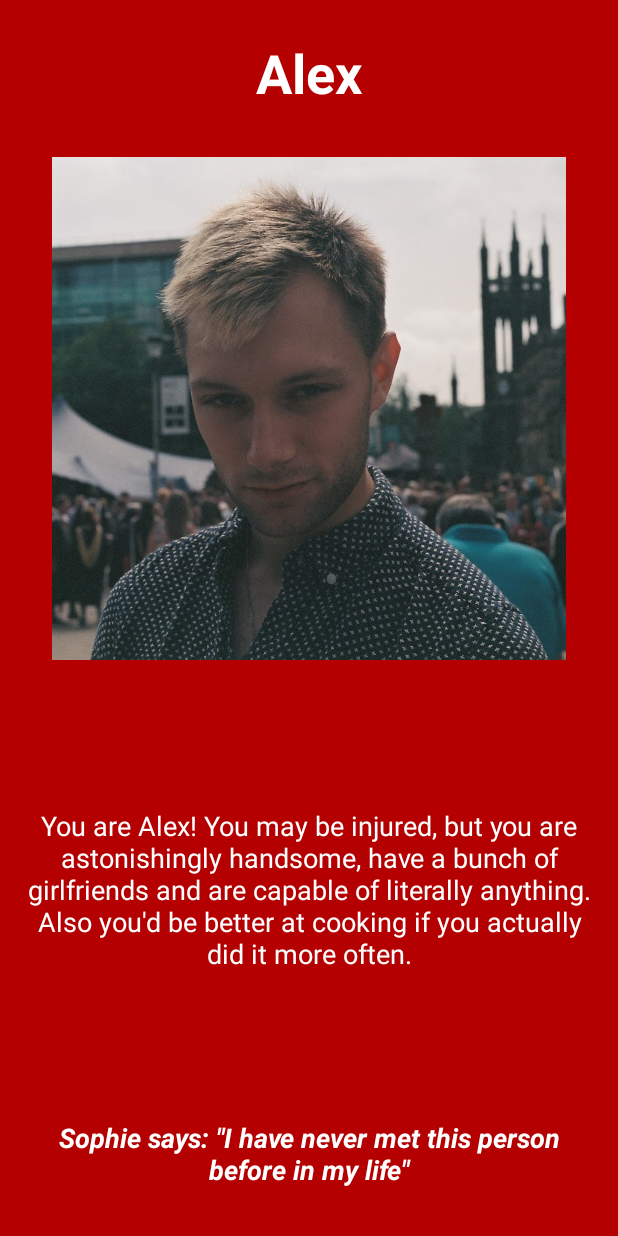
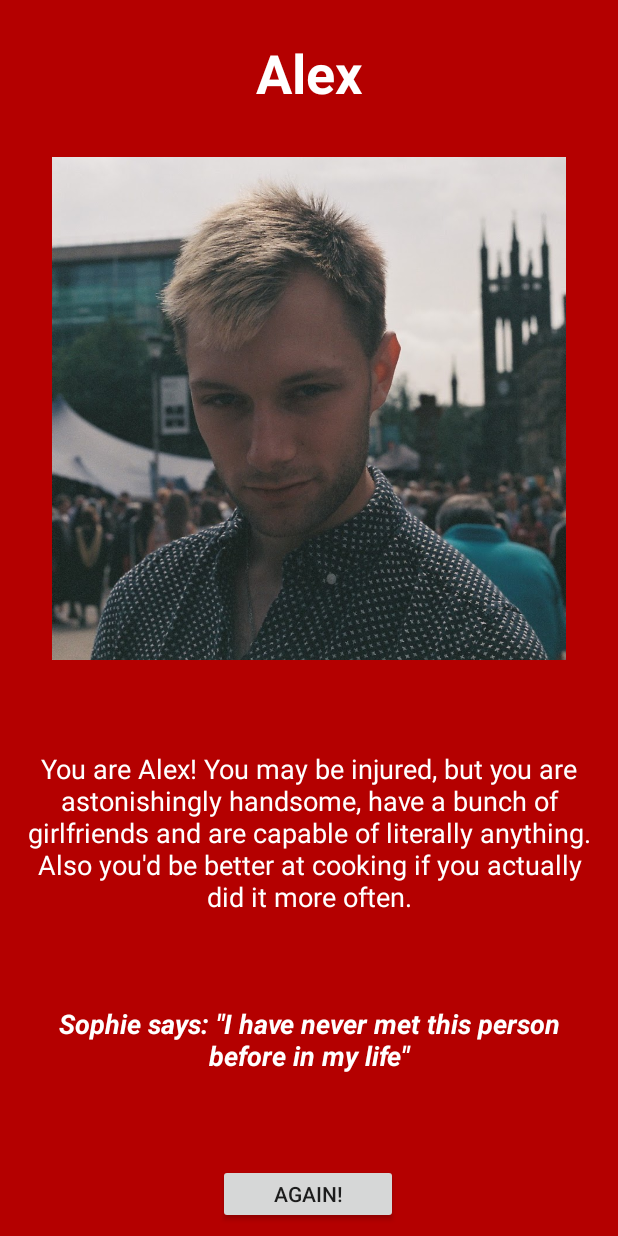
Before and after one commit to LexuLexu/Fab_Fal_Quiz, an Android app: the ResultActivity screen opened directly, with no data from a screen before it, on a phone screen of 412 x 824 dp. Run offline under Robolectric (Android 15) with nearby library versions, the phone set to English and light mode, and no system bars.

Commit message:
restart button added

```diff
--- a/app/src/main/java/com/example/whichfalmouthmemberareyou/Global.kt
+++ b/app/src/main/java/com/example/whichfalmouthmemberareyou/Global.kt
@@ -85,4 +85,12 @@ class Global : Application() {
         return mostLike
     }
 
+    fun resetScores () {
+        alex = 0
+        amy = 0
+        jack = 0
+        sam = 0
+        tom = 0
+    }
+
 }
--- a/app/src/main/java/com/example/whichfalmouthmemberareyou/ResultActivity.kt
+++ b/app/src/main/java/com/example/whichfalmouthmemberareyou/ResultActivity.kt
@@ -1,8 +1,10 @@
 package com.example.whichfalmouthmemberareyou
 
+import android.content.Intent
 import android.media.MediaPlayer
 import androidx.appcompat.app.AppCompatActivity
 import android.os.Bundle
+import android.view.View
 import android.widget.ImageView
 import android.widget.TextView
 import java.util.ResourceBundle.getBundle
@@ -86,4 +88,12 @@ class ResultActivity : AppCompatActivity() {
 
     }
 
+    fun restartQuiz (view : View) {
+
+        (applicationContext as Global).resetScores()
+
+        val mainIntent = Intent(this, MainActivity::class.java)
+        startActivity(mainIntent)
+    }
+
 }
--- a/app/src/main/res/layout/activity_result.xml
+++ b/app/src/main/res/layout/activity_result.xml
@@ -35,27 +35,23 @@
 
     <TextView
         android:id="@+id/sophieQuote"
-        android:layout_width="0dp"
+        android:layout_width="379dp"
         android:layout_height="wrap_content"
-        android:layout_marginStart="16dp"
-        android:layout_marginEnd="16dp"
-        android:layout_marginBottom="32dp"
         android:text="TextView"
         android:textAlignment="center"
         android:textColor="#FFFFFF"
         android:textSize="18sp"
         android:textStyle="bold|italic"
-        app:layout_constraintBottom_toBottomOf="parent"
+        app:layout_constraintBottom_toTopOf="@+id/restartButton"
         app:layout_constraintEnd_toEndOf="parent"
         app:layout_constraintHorizontal_bias="0.5"
-        app:layout_constraintStart_toStartOf="parent" />
+        app:layout_constraintStart_toStartOf="parent"
+        app:layout_constraintTop_toBottomOf="@+id/descriptions" />
 
     <TextView
         android:id="@+id/descriptions"
-        android:layout_width="0dp"
+        android:layout_width="379dp"
         android:layout_height="wrap_content"
-        android:layout_marginStart="16dp"
-        android:layout_marginEnd="16dp"
         android:text="TextView"
         android:textAlignment="center"
         android:textColor="#FFFFFF"
@@ -65,4 +61,16 @@
         app:layout_constraintHorizontal_bias="0.5"
         app:layout_constraintStart_toStartOf="parent"
         app:layout_constraintTop_toBottomOf="@+id/resultImage" />
+
+    <Button
+        android:id="@+id/restartButton"
+        android:layout_width="120dp"
+        android:layout_height="40dp"
+        android:layout_marginBottom="8dp"
+        android:onClick="restartQuiz"
+        android:text="Again!"
+        app:layout_constraintBottom_toBottomOf="parent"
+        app:layout_constraintEnd_toEndOf="parent"
+        app:layout_constraintHorizontal_bias="0.498"
+        app:layout_constraintStart_toStartOf="parent" />
 </androidx.constraintlayout.widget.ConstraintLayout>
```
